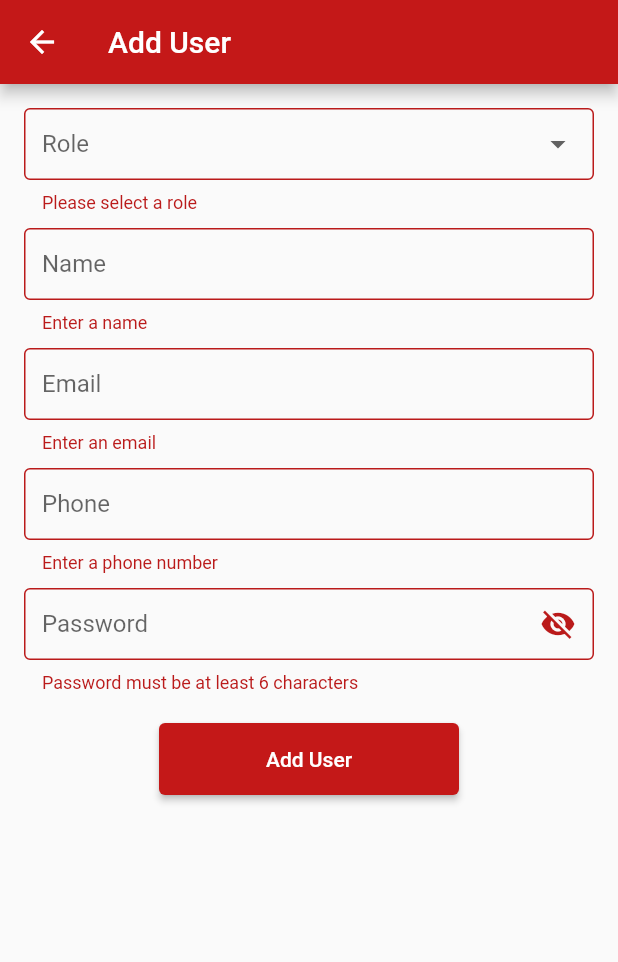
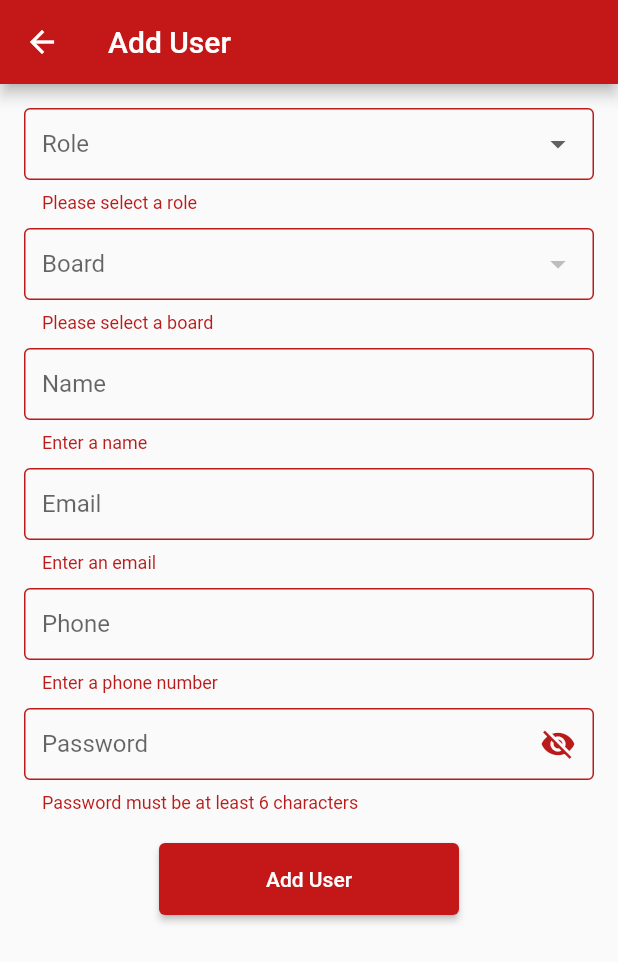
Before and after one commit to rahulind97/board_attandance, a Flutter app: the AddUserScreen screen opened directly, after a tap on "Add User", on a phone screen of 412 x 824 dp. Shown: the top 962 px of the screen. Run offline on Flutter 3.47's test engine with Material 3 defaults, Android fonts, the phone set to English and light mode, and no system bars; our stand-ins replace device_info_plus, dio, flutter_spinkit, fluttertoast, geocoding, geolocator and 5 more; missing offline and left inert: excel; accounts and stored records are empty; network calls fail; statements that could not run were skipped.

Commit message:
Admin done

```diff
--- a/lib/screens/AddUserScreen.dart
+++ b/lib/screens/AddUserScreen.dart
@@ -17,10 +17,42 @@ class _AddUserScreenState extends State<AddUserScreen> {
   final TextEditingController _phoneController = TextEditingController();
   final TextEditingController _passwordController = TextEditingController();
   final Dio _dio = ApiInterceptor.createDio(); // Use ApiInter
-
   String? _selectedRole;
   final List<String> _roles = ['Admin', 'User'];
   bool _obscurePassword = true;
+  String? _selectedBoardId;
+
+  List<Map<String, dynamic>> _boards = [];
+  bool _isLoadingBoards = false;
+
+
+  @override
+  void initState() {
+    super.initState();
+    fetchBoards();
+    print("Selected Board ID: $_selectedBoardId");
+
+  }
+
+  Future<void> fetchBoards() async {
+    try {
+      final response = await Dio().get(
+        'https://attendance.indiaresults.com/get_boards_list.php',
+      );
+
+      final Map<String, dynamic> data = response.data;
+
+      print('FULL RESPONSE: $data');
+
+      if (data['status'] == 'success') {
+        setState(() {
+          _boards = List<Map<String, dynamic>>.from(data['data']);
+        });
+      }
+    } catch (e) {
+      debugPrint('Error fetching boards: $e');
+    }
+  }
 
   Future<void> _addUser() async {
     if (!_formKey.currentState!.validate()) return;
@@ -34,6 +66,7 @@ class _AddUserScreenState extends State<AddUserScreen> {
         "mobile": _phoneController.text,
         "role": "1",
         "role_type": _selectedRole=='Admin' ? '1':'0',
+        "board_id": _selectedBoardId
       });
 
       Response response = await _dio.post(
@@ -90,6 +123,32 @@ class _AddUserScreenState extends State<AddUserScreen> {
                 validator: (value) => value == null ? 'Please select a role' : null,
               ),
               SizedBox(height: 10),
+              _isLoadingBoards
+                  ? const CircularProgressIndicator()
+                  : DropdownButtonFormField<String>(
+                value: _selectedBoardId,
+                decoration: const InputDecoration(
+                  labelText: 'Board',
+                  border: OutlineInputBorder(),
+                  contentPadding:
+                  EdgeInsets.symmetric(vertical: 10, horizontal: 12),
+                ),
+                items: _boards.map((board) {
+                  return DropdownMenuItem<String>(
+                    value: board['id'].toString(),
+                    child: Text(board['name']),
+                  );
+                }).toList(),
+                onChanged: (value) {
+                  setState(() {
+                    _selectedBoardId = value;
+                  });
+                },
+                validator: (value) =>
+                value == null ? 'Please select a board' : null,
+              ),
+              SizedBox(height: 10),
+
               TextFormField(
                 controller: _nameController,
                 decoration: InputDecoration(
```
Also changed, not shown: lib/screens/AttandanceHistoryScreen.dart (+30 -10 lines).
